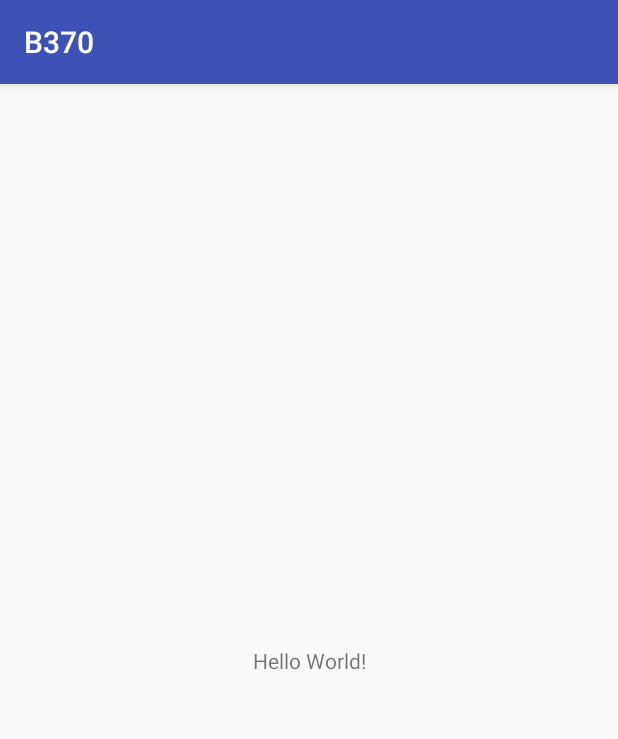
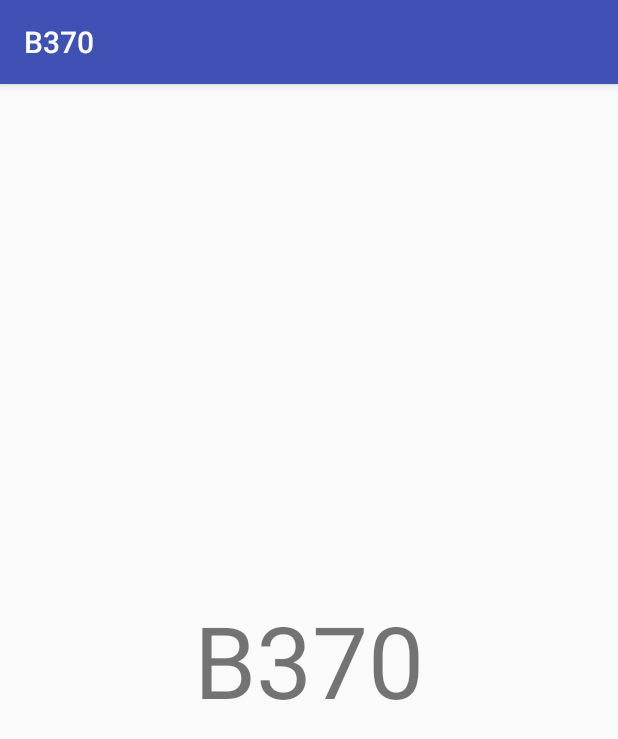
Before and after one commit to tbfikrif/bejoaja, an Android app: the screen it shows after launch (MainActivity), on a phone screen of 412 x 824 dp. Shown: the top 739 px of the screen. Run offline under Robolectric (Android 15) with nearby library versions, the phone set to English and light mode, and no system bars.

Commit message:
Change Name

```diff
--- a/app/src/main/res/layout/activity_main.xml
+++ b/app/src/main/res/layout/activity_main.xml
@@ -9,7 +9,9 @@
     <TextView
         android:layout_width="wrap_content"
         android:layout_height="wrap_content"
-        android:text="Hello World!"
+        android:text="@string/app_name"
+        android:textSize="30pt"
+        android:textAlignment="center"
         app:layout_constraintBottom_toBottomOf="parent"
         app:layout_constraintLeft_toLeftOf="parent"
         app:layout_constraintRight_toRightOf="parent"
```
